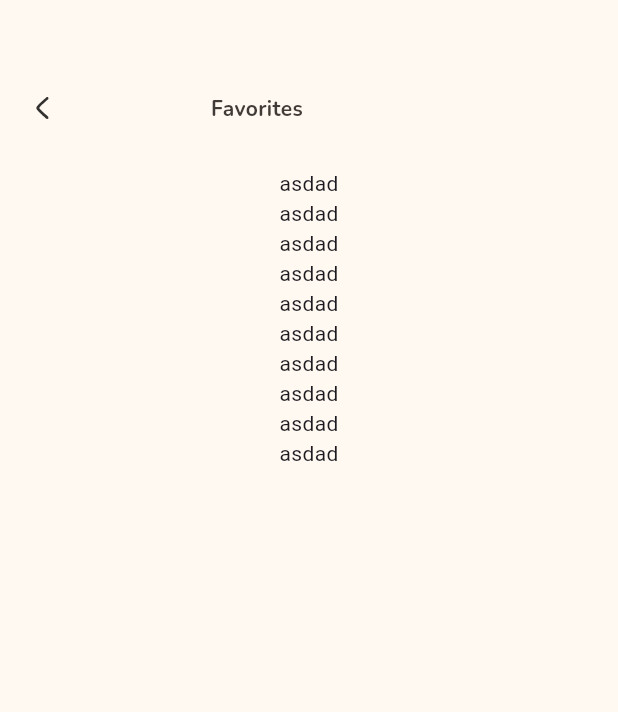
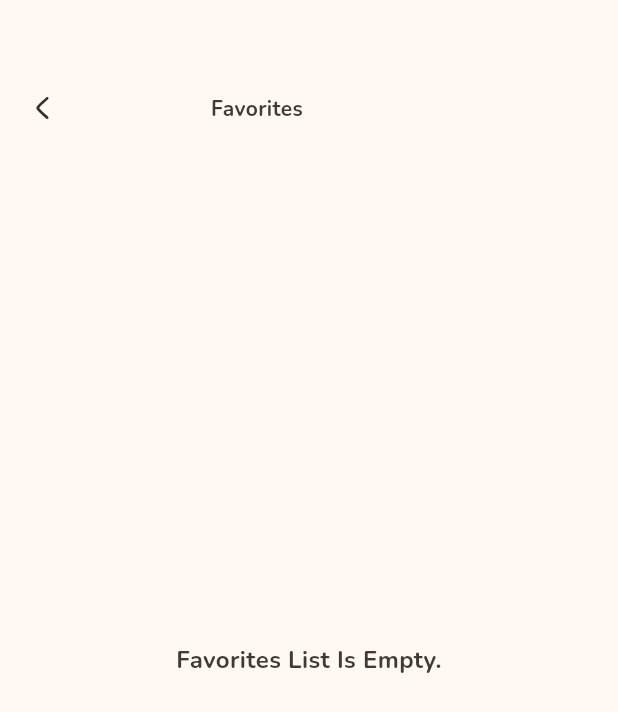
Before and after one commit to Mahmoud-ElShorbagy/candy_buy, a Flutter app: the FavoritesPageView screen opened by its route, on a phone screen of 412 x 824 dp. Shown: the top 712 px of the screen. Run offline on Flutter 3.47's test engine with Material 3 defaults, Android fonts, the phone set to English and light mode, and no system bars; our stand-ins replace cloud_firestore, equatable, firebase_auth, firebase_core, flutter_bloc, flutter_svg; accounts and stored records are empty.

Commit message:
add if statement

```diff
--- a/lib/views/view_candy/favorites_page/view.dart
+++ b/lib/views/view_candy/favorites_page/view.dart
@@ -1,7 +1,15 @@
+import 'package:candy_buy/models/category_variables.dart';
+import 'package:candy_buy/views/view_candy/tiem/view.dart';
+import 'package:candy_buy/widgets/app/custom_categories.dart';
+import 'package:candy_buy/widgets/app/custom_content_category.dart';
+import 'package:candy_buy/widgets/app_text.dart';
 import 'package:flutter/material.dart';
 
 import '../../../core/helpers/app_colors.dart';
+import '../../../models/product_dto.dart';
 import '../header_nav/veiw.dart';
+
+List<CategoreytDTO> categoreyFavorit = [];
 
 class FavoritesPageView extends StatelessWidget {
   const FavoritesPageView({super.key});
@@ -16,10 +24,57 @@ class FavoritesPageView extends StatelessWidget {
           ),
           Expanded(
             child: ListView.builder(
-                itemCount: 10,
-                itemBuilder: (context, index) {
-                  return const Center(child: Text("asdad"));
-                }),
+              padding: EdgeInsets.all(16),
+              itemCount: categoreyFavorit.isEmpty ? 1 : categoreyFavorit.length,
+              itemBuilder: (context, index) {
+                if (categoreyFavorit.isEmpty) {
+                  return Center(
+                    child: Container(
+                      margin: EdgeInsets.only(top: 300),
+                      child: CustomText(
+                        text: "Favorites List Is Empty.",
+                        fontWeight: FontWeight.w700,
+                        color: AppColors.textBoldColor,
+                        fontSize: 16,
+                      ),
+                    ),
+                  );
+                } else {
+                  final categorey = categoreyFavorit[index];
+                  return Container(
+                    margin: const EdgeInsets.only(bottom: 12, right: 19),
+                    width: 373,
+                    height: 174,
+                    decoration: BoxDecoration(
+                      color: AppColors.backgroundWhiteColor,
+                      borderRadius: BorderRadius.circular(16),
+                    ),
+                    child: Row(
+                      children: [
+                        CustomCategoriesView(
+                          images: categorey.images,
+                          width: categorey.width,
+                          height: categorey.height,
+                        ),
+                        Container(
+                          margin: const EdgeInsets.only(top: 40),
+                          child: Column(
+                            crossAxisAlignment: CrossAxisAlignment.start,
+                            children: [
+                              TimeView(time: time[index]),
+                              CustomContentCategoryView(
+                                title: categorey.title,
+                                content: categorey.content,
+                              ),
+                            ],
+                          ),
+                        ),
+                      ],
+                    ),
+                  );
+                }
+              },
+            ),
           ),
         ]));
   }
```
